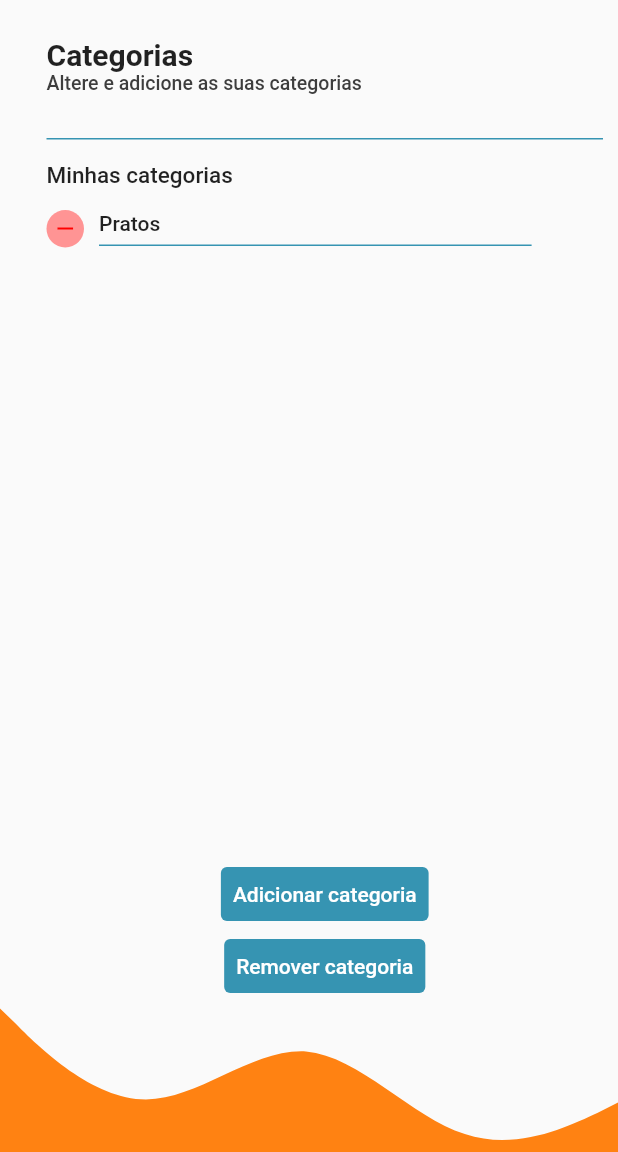
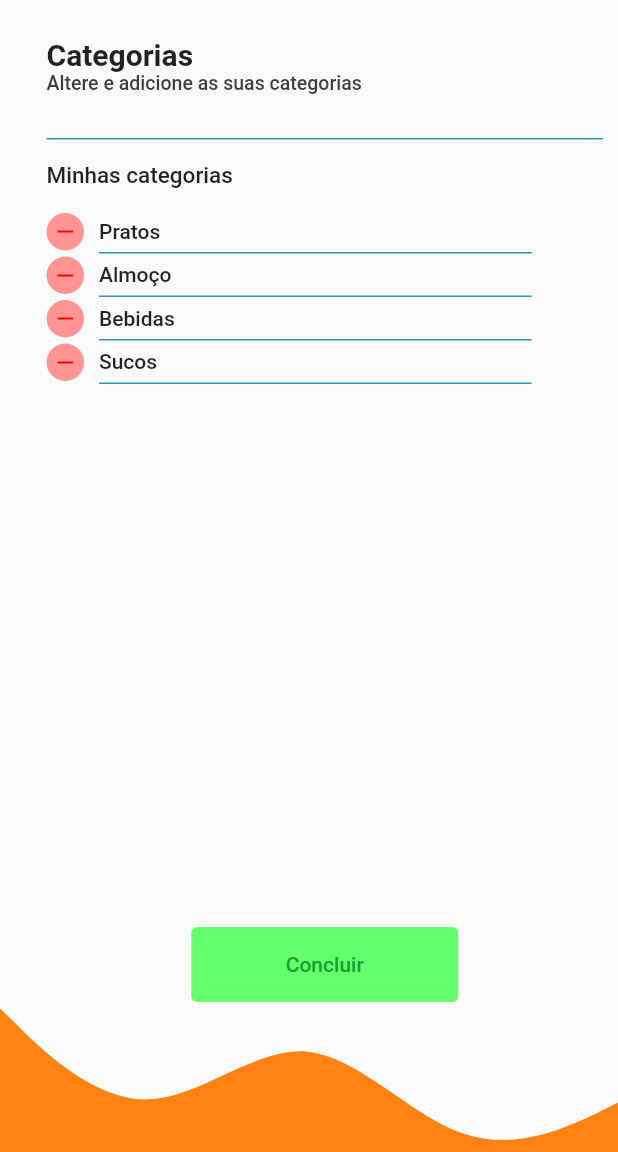
Before and after one commit to Reactweb23/e_pedidos, a Flutter app: the CategoryPage screen opened by its route, after a tap on "Remover categoria", on a phone screen of 412 x 824 dp, the part 84-1236 px from its top. Run offline on Flutter 3.47's test engine with Material 2 defaults, Android fonts, the light colour scheme and no system bars; our stand-ins replace flutter_svg.

Commit message:
feat: created styled remove category

```diff
--- a/lib/pages/category_page.dart
+++ b/lib/pages/category_page.dart
@@ -11,6 +11,8 @@ class CategoryPage extends StatefulWidget {
 }
 
 class _CategoryPageState extends State<CategoryPage> {
+  bool isRemove = false;
+
   @override
   Widget build(BuildContext context) {
     return CustomLayout(
@@ -50,21 +52,59 @@ class _CategoryPageState extends State<CategoryPage> {
             ),
             Expanded(
                 child: ListView(
-              children: const [
-                CustomListCategory()
+              children: [
+                CustomListCategory(
+                  text: 'Pratos',
+                  isRemove: isRemove,
+                ),
+                CustomListCategory(
+                  text: 'Almoço',
+                  isRemove: isRemove,
+                ),
+                CustomListCategory(
+                  text: 'Bebidas',
+                  isRemove: isRemove,
+                ),
+                CustomListCategory(
+                  text: 'Sucos',
+                  isRemove: isRemove,
+                )
               ],
             )),
             Center(
                 child: Column(
               children: [
-                CustomButton(
-                    text: 'Adicionar categoria',
-                    backgroundColor: const Color.fromRGBO(54, 148, 178, 1),
-                    onPressed: () {}),
-                CustomButton(
-                    text: 'Remover categoria',
-                    backgroundColor: const Color.fromRGBO(54, 148, 178, 1),
-                    onPressed: () {})
+                isRemove
+                    ? Container()
+                    : CustomButton(
+                        text: 'Adicionar categoria',
+                        backgroundColor: const Color.fromRGBO(54, 148, 178, 1),
+                        onPressed: () {}),
+                isRemove
+                    ? Container()
+                    : CustomButton(
+                        text: 'Remover categoria',
+                        backgroundColor: const Color.fromRGBO(54, 148, 178, 1),
+                        onPressed: () {
+                          setState(() {
+                            isRemove = !isRemove;
+                          });
+                        }),
+                isRemove == false
+                    ? Container()
+                    : SizedBox(
+                      height: 50,
+                      width: 178,
+                      child: CustomButton(
+                          text: 'Concluir',
+                          textColor: const Color.fromRGBO(23, 160, 53, 1),
+                          backgroundColor: const Color.fromRGBO(100, 255, 106, 1),
+                          onPressed: () {
+                            setState(() {
+                              isRemove = !isRemove;
+                            });
+                          }),
+                    )
               ],
             ))
           ],
--- a/lib/shared/widgets/custom_list_category.dart
+++ b/lib/shared/widgets/custom_list_category.dart
@@ -1,27 +1,43 @@
 import 'package:flutter/material.dart';
 import 'package:e_pedidos_front/shared/widgets/custom_icon_button.dart';
 
-class CustomListCategory extends StatelessWidget {
-  const CustomListCategory({super.key});
+class CustomListCategory extends StatefulWidget {
+  final String text;
+  final bool isRemove;
 
+  const CustomListCategory(
+      {super.key, required this.text, required this.isRemove});
+
+  @override
+  State<CustomListCategory> createState() => _CustomListCategoryState();
+}
+
+class _CustomListCategoryState extends State<CustomListCategory> {
   @override
   Widget build(BuildContext context) {
     return Row(
       children: [
-        CustomIconButton(
-            icon: Icons.remove,
-            backgroundColor: const Color.fromRGBO(255, 148, 148, 1),
-            iconColor: const Color.fromRGBO(255, 0, 0, 1),
-            onTap: () {}),
-        const SizedBox(
-          width: 10,
-        ),
+        widget.isRemove
+            ? CustomIconButton(
+                icon: Icons.remove,
+                backgroundColor: const Color.fromRGBO(255, 148, 148, 1),
+                iconColor: const Color.fromRGBO(255, 0, 0, 1),
+                onTap: () {})
+            : Container(),
+        widget.isRemove
+            ? const SizedBox(
+                width: 10,
+              )
+            : Container(),
         Column(
           crossAxisAlignment: CrossAxisAlignment.start,
           children: [
-            const Text(
-              'Pratos',
-              style: TextStyle(fontWeight: FontWeight.w500),
+            const SizedBox(
+              height: 6,
+            ),
+            Text(
+              widget.text,
+              style: const TextStyle(fontWeight: FontWeight.w500),
             ),
             const SizedBox(
               height: 6,
```
